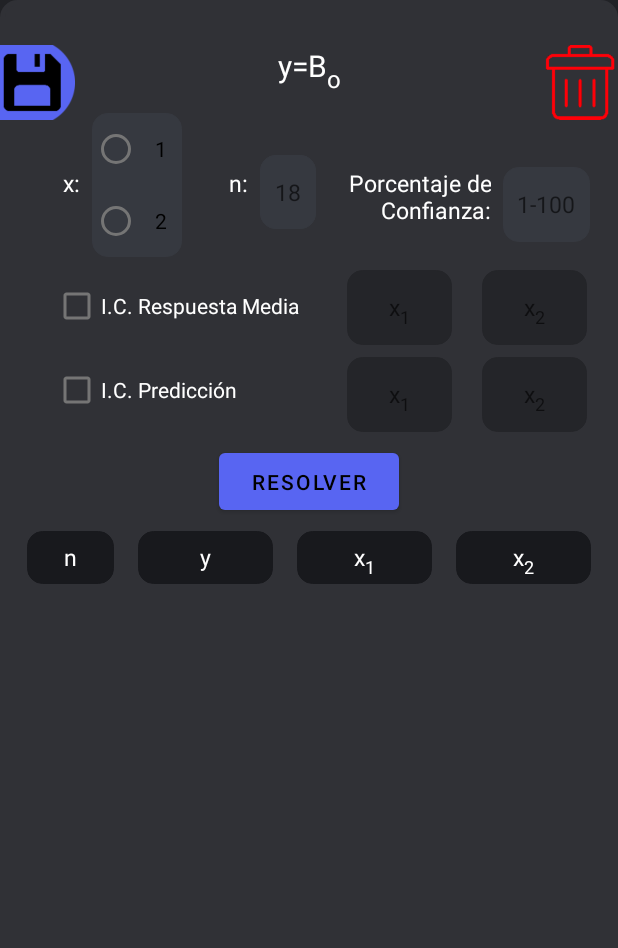
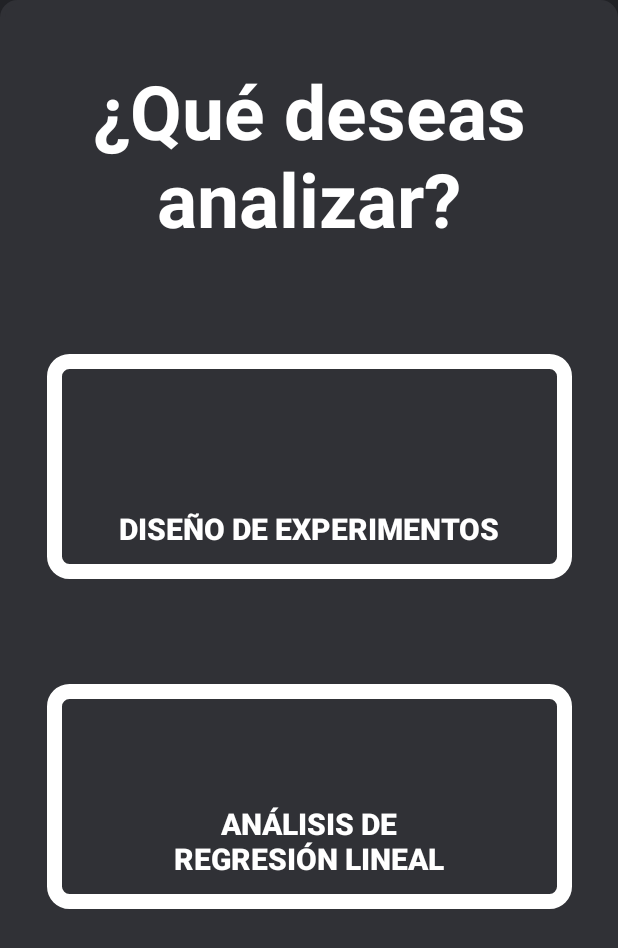
Before and after one commit to Dogeedog/solvingalgopart2, an Android app: the screen it shows after launch (MainActivity before the commit, menu after it), on a phone screen of 412 x 824 dp. Shown: the top 948 px of the screen. Run offline under Robolectric (Android 15) with nearby library versions, the phone set to English and light mode, and no system bars.

Commit message:
librerías actualizadas

```diff
--- /dev/null
+++ b/app/src/main/res/drawable/whitepad.xml
@@ -0,0 +1,8 @@
+<?xml version="1.0" encoding="utf-8"?>
+<shape xmlns:android="http://schemas.android.com/apk/res/android">
+    <solid android:color="#303136"/>
+    <stroke android:width="10dp" android:color="@color/white" />
+    <corners android:topLeftRadius="10dp" android:topRightRadius="10dp"
+        android:bottomLeftRadius="10dp" android:bottomRightRadius="10dp"/>
+    <padding android:left="0dp" android:top="0dp" android:right="0dp" android:bottom="0dp" />
+</shape>
--- a/app/src/main/res/layout/activity_menu.xml
+++ b/app/src/main/res/layout/activity_menu.xml
@@ -1,9 +1,75 @@
 <?xml version="1.0" encoding="utf-8"?>
-<androidx.constraintlayout.widget.ConstraintLayout xmlns:android="http://schemas.android.com/apk/res/android"
+<androidx.constraintlayout.widget.ConstraintLayout
+    xmlns:android="http://schemas.android.com/apk/res/android"
     xmlns:app="http://schemas.android.com/apk/res-auto"
     xmlns:tools="http://schemas.android.com/tools"
+    android:background="@drawable/roundbutton"
     android:layout_width="match_parent"
     android:layout_height="match_parent"
     tools:context=".menu">
 
+    <androidx.constraintlayout.widget.ConstraintLayout
+        android:layout_width="match_parent"
+        android:layout_height="match_parent"
+        app:layout_constraintTop_toTopOf="parent"
+        app:layout_constraintBottom_toBottomOf="parent"
+        app:layout_constraintStart_toStartOf="parent"
+        app:layout_constraintEnd_toEndOf="parent">
+
+        <TextView
+            android:id="@+id/menutext1"
+            app:layout_constraintTop_toTopOf="parent"
+            app:layout_constraintStart_toStartOf="parent"
+            app:layout_constraintEnd_toEndOf="parent"
+            android:layout_marginTop="40dp"
+            android:layout_width="match_parent"
+            android:layout_height="0dp"
+            android:text="¿Qué deseas analizar?"
+            android:textColor="@color/white"
+            android:gravity="center"
+            android:textSize="50sp"
+            android:textStyle="bold">
+        </TextView>
+
+        <androidx.appcompat.widget.AppCompatButton
+            android:id="@+id/menubtn1"
+            app:layout_constraintTop_toBottomOf="@+id/menutext1"
+            app:layout_constraintStart_toStartOf="parent"
+            app:layout_constraintEnd_toEndOf="parent"
+            android:padding="20dp"
+            android:layout_marginTop="70dp"
+            android:layout_width="350dp"
+            android:layout_height="150dp"
+            android:text="Diseño de Experimentos"
+            android:textColor="@color/white"
+            android:gravity="bottom|center"
+            android:background="@drawable/whitepad"
+            android:textSize="20sp"
+            android:textStyle="bold"
+            android:onClick="doe"
+            tools:ignore="UsingOnClickInXml">
+        </androidx.appcompat.widget.AppCompatButton>
+
+
+        <androidx.appcompat.widget.AppCompatButton
+            app:layout_constraintTop_toBottomOf="@+id/menubtn1"
+            app:layout_constraintStart_toStartOf="parent"
+            app:layout_constraintEnd_toEndOf="parent"
+            android:layout_marginTop="70dp"
+            android:layout_width="350dp"
+            android:layout_height="150dp"
+            android:background="@drawable/whitepad"
+            android:text="Análisis de\nRegresión Lineal"
+            android:textColor="@color/white"
+            android:gravity="bottom|center"
+            android:paddingBottom="20dp"
+            android:textSize="20sp"
+            android:onClick="linearreg"
+            android:textStyle="bold"
+            tools:ignore="UsingOnClickInXml">
+        </androidx.appcompat.widget.AppCompatButton>
+
 </androidx.constraintlayout.widget.ConstraintLayout>
+
+
+</androidx.constraintlayout.widget.ConstraintLayout>
--- a/app/src/main/res/values/dimens.xml
+++ b/app/src/main/res/values/dimens.xml
@@ -14,4 +14,7 @@
     <dimen name="heightstate">40dp</dimen>
     <dimen name="textstate">5sp</dimen>
     <dimen name="marginstate">14dp</dimen>
+    <!-- Default screen margins, per the Android Design guidelines. -->
+    <dimen name="activity_horizontal_margin">16dp</dimen>
+    <dimen name="activity_vertical_margin">16dp</dimen>
 </resources>
--- a/app/src/main/res/values/strings.xml
+++ b/app/src/main/res/values/strings.xml
@@ -57,4 +57,8 @@
     <string name="positivebtn">Sí, elimínala</string>
     <string name="negativebtn">No</string>
     <string name="tvsave">Inserta texto…</string>
+    <string name="title_activity_base">base</string>
+    <string name="title_home">Home</string>
+    <string name="title_dashboard">Dashboard</string>
+    <string name="title_notifications">Notifications</string>
 </resources>
```
Also changed, not shown: app/build.gradle (+11 -4 lines), app/src/main/AndroidManifest.xml (+13 -9 lines), app/src/main/java/com/example/linearplexsolver/menu.java (+11 -0 lines), app/src/main/res/menu/bottom_nav_menu.xml (added, +19 -0 lines).
